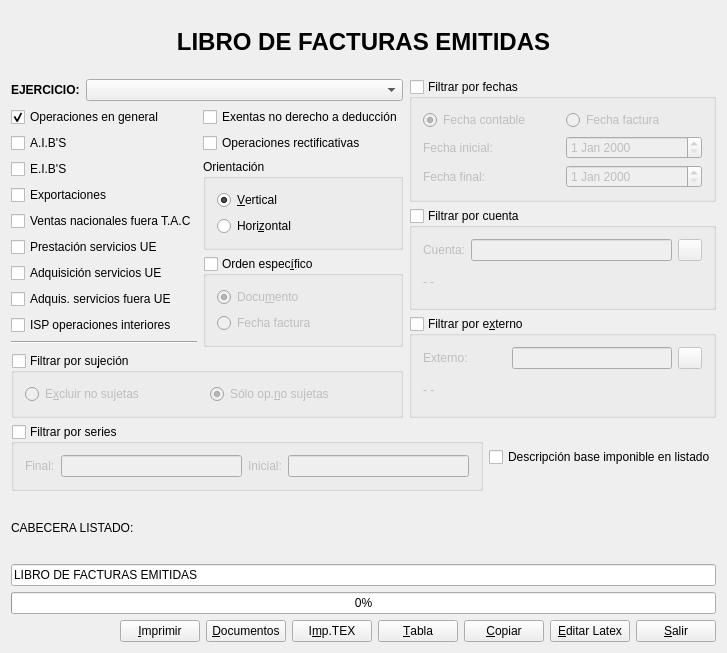
Old version of the form libro_emitidas.ui in the repository DIBOSAJM/keme.
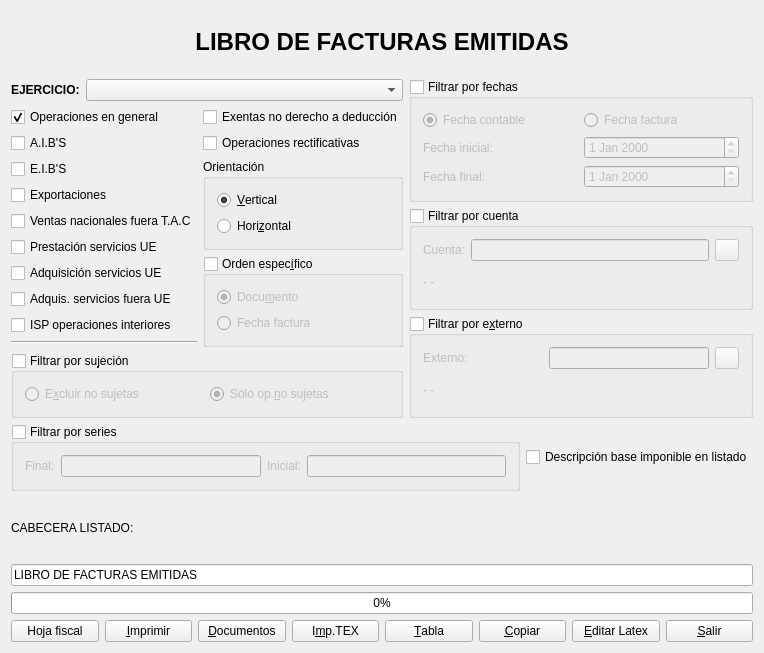
New version of the form. Icons and pictures are not drawn.

Commit message: hoja fiscal libros facturas

```diff
--- a/libro_emitidas.ui
+++ b/libro_emitidas.ui
@@ -7,7 +7,7 @@
    <rect>
     <x>0</x>
     <y>0</y>
-    <width>727</width>
+    <width>764</width>
     <height>653</height>
    </rect>
   </property>
@@ -535,17 +535,15 @@
    <item>
     <layout class="QHBoxLayout">
      <item>
-      <spacer name="horizontalSpacer">
-       <property name="orientation">
-        <enum>Qt::Horizontal</enum>
+      <widget class="QPushButton" name="hoja_pushButton">
+       <property name="text">
+        <string>Hoja fiscal</string>
        </property>
-       <property name="sizeHint" stdset="0">
-        <size>
-         <width>40</width>
-         <height>20</height>
-        </size>
+       <property name="icon">
+        <iconset resource="keme.qrc">
+         <normaloff>:/iconos/graf/view_choose.png</normaloff>:/iconos/graf/view_choose.png</iconset>
        </property>
-      </spacer>
+      </widget>
      </item>
      <item>
       <widget class="QPushButton" name="imprimirpushButton">
```
Left out of the diff: 8 changed lines with no effect on the pictures. The commit also changes 10 other files.
